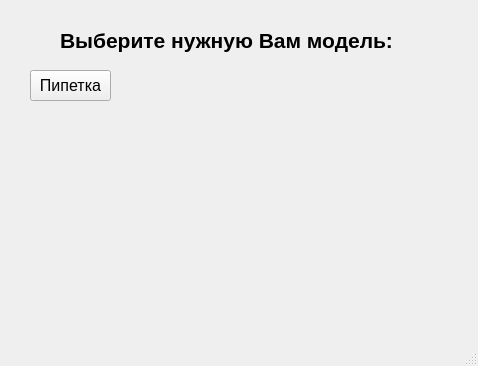
Qt form ui/mainUi.ui (weplok/Surface-tension-app) before a commit.
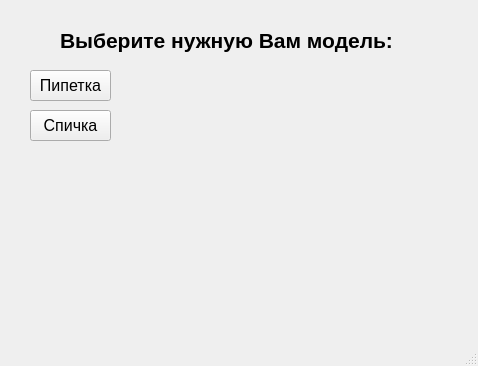
The same form after that commit.

Commit message: Working Spichka model

```diff
--- a/ui/mainUi.ui
+++ b/ui/mainUi.ui
@@ -52,6 +52,24 @@
      <string>Пипетка</string>
     </property>
    </widget>
+   <widget class="QPushButton" name="spichka">
+    <property name="geometry">
+     <rect>
+      <x>30</x>
+      <y>110</y>
+      <width>81</width>
+      <height>31</height>
+     </rect>
+    </property>
+    <property name="font">
+     <font>
+      <pointsize>12</pointsize>
+     </font>
+    </property>
+    <property name="text">
+     <string>Спичка</string>
+    </property>
+   </widget>
   </widget>
   <widget class="QMenuBar" name="menubar">
    <property name="geometry">
```
The commit also changes 4 other files.
